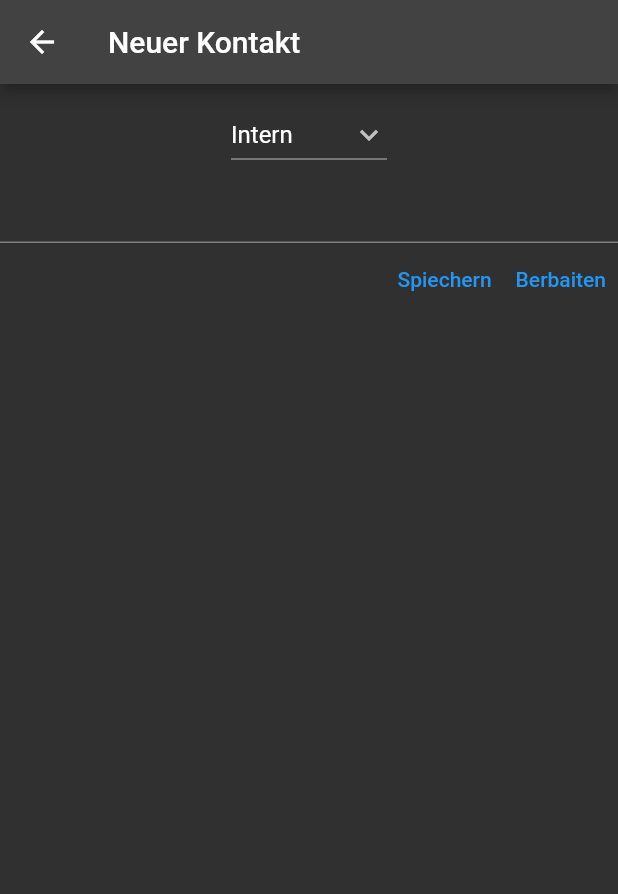
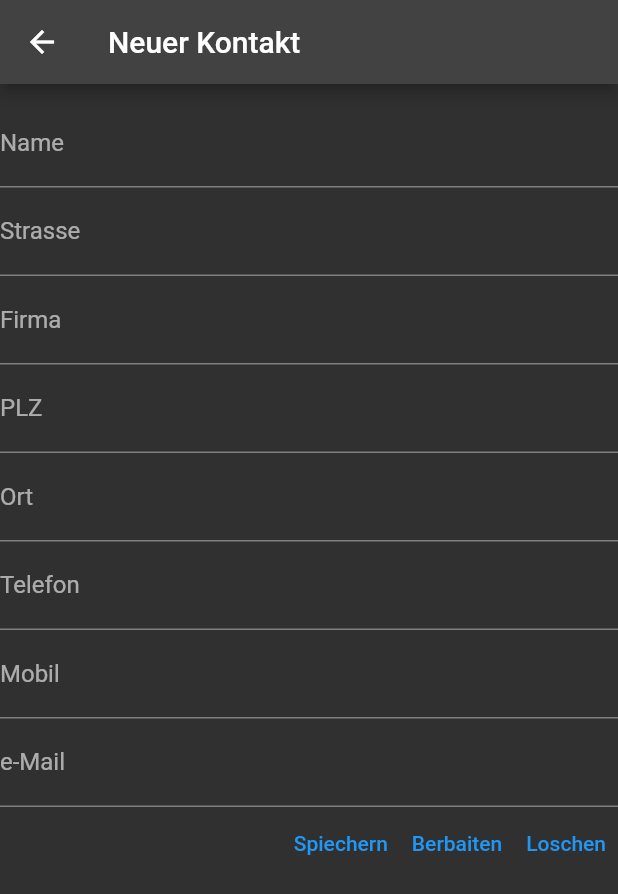
Before and after one commit to besimsherifi/kika_storen, a Flutter app: the AddContactScreen screen opened by its route, after a tap on "Spiechern", on a phone screen of 412 x 824 dp. Shown: the top 894 px of the screen. Run offline on Flutter 3.47's test engine with Material 2 defaults, Android fonts, the phone set to English and light mode, and no system bars; our stand-ins replace cloud_firestore, firebase_auth, firebase_core, google_fonts, iconsax; accounts and stored records are empty; network calls fail.

Commit message:
Contacts(CRUD) *added the crud functionality to contacts

```diff
--- a/lib/models/contacts/contact.dart
+++ b/lib/models/contacts/contact.dart
@@ -1,11 +1,57 @@
 import 'package:flutter/material.dart';
 
 class Contact {
+  final String id;
   final String name;
+  final String strasse;
+  final String firma;
+  final String lieferantenNr;
+  final String kundenNr;
+  final String plz;
+  final String ort;
+  final String mobil;
+  final String email;
+  final String telefon;
 
-  Contact(this.name);
+  Contact({
+    this.name = '',
+    this.strasse = '',
+    this.id = '',
+    this.firma = '',
+    this.lieferantenNr = '',
+    this.kundenNr = '',
+    this.plz = '',
+    this.ort = '',
+    this.mobil = '',
+    this.email = '',
+    this.telefon = '',
+  });
 
   Map<String, dynamic> toJson() => {
+        'id': id,
         'name': name,
+        'strasse': strasse,
+        'firma': firma,
+        'lieferantenNr': lieferantenNr,
+        'kundenNr': kundenNr,
+        'plz': plz,
+        'ort': ort,
+        'mobil': mobil,
+        'email': email,
+        'telefon': telefon,
       };
+
+  static Contact fromJson(Map<String, dynamic> json) => Contact(
+        id: json['id'],
+        name: json['name'],
+        strasse: json['strasse'],
+        firma: json['firma'],
+        lieferantenNr: json['lieferantenNr'],
+        kundenNr: json['kundenNr'],
+        plz: json['plz'],
+        ort: json['ort'],
+        mobil: json['mobil'],
+        email: json['email'],
+        telefon: json['telefon'],
+      );
 }
--- a/lib/providers/contact_provider.dart
+++ b/lib/providers/contact_provider.dart
@@ -1,5 +1,5 @@
 import 'package:flutter/material.dart';
 
-class ContactProvider with ChangeNotifier {
+class ContactProvider extends ChangeNotifier {
   String contactCategory = '';
 }
--- a/lib/screens/Contacts/add_contact_screen.dart
+++ b/lib/screens/Contacts/add_contact_screen.dart
@@ -26,11 +26,17 @@ class _AddContactScreenState extends State<AddContactScreen> {
     return menuItems;
   }
 
-  String category = 'Intern';
   final GlobalKey<FormState> _formKey = GlobalKey<FormState>();
   final db = FirebaseFirestore.instance;
   final firestoreService = FirestoreService();
   var edit = false;
+  // String category = '';
+
+  @override
+  void didChangeDependencies() {
+    final contact = Provider.of<ContactProvider>(context, listen: false);
+    super.didChangeDependencies();
+  }
 
   @override
   Widget build(BuildContext context) {
@@ -38,6 +44,20 @@ class _AddContactScreenState extends State<AddContactScreen> {
     final routeArgs =
         ModalRoute.of(context)?.settings.arguments as Map<dynamic, dynamic>?;
     final nameController = TextEditingController(text: routeArgs?['name']);
+    final strasseController =
+        TextEditingController(text: routeArgs?['strasse']);
+    final firmaController = TextEditingController(text: routeArgs?['firma']);
+    final lieferantenNrController =
+        TextEditingController(text: routeArgs?['lieferantenNr']);
+    final kundennNrController =
+        TextEditingController(text: routeArgs?['kundenNr']);
+    final plzController = TextEditingController(text: routeArgs?['plz']);
+    final ortController = TextEditingController(text: routeArgs?['ort']);
+    final mobilController = TextEditingController(text: routeArgs?['mobil']);
+    final emailController = TextEditingController(text: routeArgs?['email']);
+    final telefonController =
+        TextEditingController(text: routeArgs?['telefon']);
+
     if (routeArgs == null) {
       edit = true;
     }
@@ -52,44 +72,79 @@ class _AddContactScreenState extends State<AddContactScreen> {
           child: Column(
             children: [
               addVerticalSpace(10),
-              edit
-                  ? DropdownButton(
-                      value: category,
-                      icon: const Icon(Icons.keyboard_arrow_down),
-                      items: dropdownItems,
-                      onChanged: (String? newValue) {
-                        setState(() {
-                          category = newValue!;
-                        });
-                      },
-                    )
-                  : Text(''),
-              // contactInputs('Name'),
-              // if (category != "Intern") contactInputs('Firma'),
-              // if (category == "Lieferant")
-              //   contactInputs('Lieferanten-Nummer'),
-              // if (category == "Lieferant")
-              //   contactInputs('Unsere Kunden-Nummer'),
-              // if (category == "Kunden") contactInputs('Kunden-Nummer'),
-              // contactInputs('Strasse'),
-              // contactInputs('PLZ'),
-              // contactInputs('Ort'),
-              // contactInputs('Telefon'),
-              // contactInputs('Mobil'),
-              // contactInputs('E-Mail'),
-
+              // edit
+              //     ? DropdownButton(
+              //         value: contact.contactCategory,
+              //         icon: const Icon(Icons.keyboard_arrow_down),
+              //         items: dropdownItems,
+              //         onChanged: (String? newValue) {
+              //           setState(() {
+              //             category = newValue!;
+              //           });
+              //         },
+              //       )
+              //     : const Text(''),
               TextFormField(
                 controller: nameController,
+                decoration: const InputDecoration(labelText: "Name"),
+              ),
+              TextFormField(
+                controller: strasseController,
+                decoration: const InputDecoration(labelText: "Strasse"),
+              ),
+              if (contact.contactCategory != "Intern")
+                TextFormField(
+                  controller: firmaController,
+                  decoration: const InputDecoration(labelText: "Firma"),
+                ),
+              if (contact.contactCategory == "Lieferanten")
+                TextFormField(
+                  controller: lieferantenNrController,
+                  decoration:
+                      const InputDecoration(labelText: "Lieferanten-Nummer"),
+                ),
+              if (contact.contactCategory == "Kunden")
+                TextFormField(
+                  controller: kundennNrController,
+                  decoration: const InputDecoration(labelText: "Kunden-Nummer"),
+                ),
+              TextFormField(
+                controller: plzController,
+                decoration: const InputDecoration(labelText: "PLZ"),
+              ),
+              TextFormField(
+                controller: ortController,
+                decoration: const InputDecoration(labelText: "Ort"),
+              ),
+              TextFormField(
+                controller: telefonController,
+                decoration: const InputDecoration(labelText: "Telefon"),
+              ),
+              TextFormField(
+                controller: mobilController,
+                decoration: const InputDecoration(labelText: "Mobil"),
+              ),
+              TextFormField(
+                controller: emailController,
+                decoration: const InputDecoration(labelText: "e-Mail"),
               ),
               Row(
                 mainAxisAlignment: MainAxisAlignment.end,
                 children: [
                   TextButton(
                     onPressed: () {
-                      firestoreService.addContact(
-                          nameController.text, category);
-                      // addContact(nameController.text);
-
+                      firestoreService.createContact(
+                          category: contact.contactCategory,
+                          name: nameController.text,
+                          strasse: strasseController.text,
+                          firma: firmaController.text,
+                          lieferantenNr: lieferantenNrController.text,
+                          kundenNr: kundennNrController.text,
+                          plz: plzController.text,
+                          ort: ortController.text,
+                          telefon: telefonController.text,
+                          mobil: mobilController.text,
+                          email: emailController.text);
                       // Navigator.pop(context);
                     },
                     child: const Text('Spiechern'),
@@ -97,20 +152,35 @@ class _AddContactScreenState extends State<AddContactScreen> {
                   TextButton(
                       onPressed: () {
                         // editMode = true;
-                        // final docUser = db
-                        //     .collection('contacts')
-                        //     .doc('G7zz3UnSiNJpqUpWJyF1')
-                        //     .collection('Intern')
-                        //     .doc('Re5IQ9826zG2CaTx1v14');
-                        // docUser.update({'name': 'O lesh'});
+                        firestoreService.updateContact(
+                            id: routeArgs?['id'],
+                            category: contact.contactCategory,
+                            name: nameController.text,
+                            strasse: strasseController.text,
+                            firma: firmaController.text,
+                            lieferantenNr: lieferantenNrController.text,
+                            kundenNr: kundennNrController.text,
+                            plz: plzController.text,
+                            ort: ortController.text,
+                            telefon: telefonController.text,
+                            mobil: mobilController.text,
+                            email: emailController.text);
                         // print(docUser);
 
                         // print(object)
                         // print(nameController.text);
-                        // print(category);
                         print(contact.contactCategory);
+                        print(routeArgs?['id']);
+                        // print(contact.contactCategory);
                       },
-                      child: const Text('Berbaiten'))
+                      child: const Text('Berbaiten')),
+                  TextButton(
+                      onPressed: () {
+                        firestoreService.deleteContact(
+                            id: routeArgs?['id'],
+                            category: contact.contactCategory);
+                      },
+                      child: Text('Loschen'))
                 ],
               )
             ],
--- a/lib/screens/Contacts/contacts_list_screen.dart
+++ b/lib/screens/Contacts/contacts_list_screen.dart
@@ -15,7 +15,6 @@ class ContactsListScreen extends StatelessWidget {
     final contact = Provider.of<ContactProvider>(context, listen: false);
     contact.contactCategory = category;
 
-    // final contacts =
     return StreamBuilder<QuerySnapshot>(
       stream: firestoreService.getContacts(category),
       builder: (BuildContext context, AsyncSnapshot<QuerySnapshot> snapshot) {
@@ -33,6 +32,7 @@ class ContactsListScreen extends StatelessWidget {
                 document.data()! as Map<String, dynamic>;
             return GestureDetector(
               onTap: () {
+                print(data);
                 Navigator.of(context)
                     .pushNamed('/Add-contact-screen', arguments: data);
               },
--- a/lib/services/firestore_service.dart
+++ b/lib/services/firestore_service.dart
@@ -1,3 +1,5 @@
+import 'dart:math';
+
 import 'package:cloud_firestore/cloud_firestore.dart';
 
 import '../models/contacts/contact.dart';
@@ -5,22 +7,85 @@ import '../models/contacts/contact.dart';
 class FirestoreService {
   FirebaseFirestore db = FirebaseFirestore.instance;
 
-  Stream<QuerySnapshot<Map<String, dynamic>>> getContacts(String contactType) {
+  Stream<QuerySnapshot<Map<String, dynamic>>> getContacts(String category) {
     return db
         .collection('contacts')
         .doc('G7zz3UnSiNJpqUpWJyF1')
-        .collection(contactType)
+        .collection(category)
         .snapshots();
   }
 
-  void addContact(name, category) async {
-    Contact contact = Contact(name);
-    await db
+  Future createContact(
+      {name,
+      category,
+      strasse,
+      firma,
+      lieferantenNr,
+      kundenNr,
+      plz,
+      ort,
+      mobil,
+      email,
+      telefon}) async {
+    final docContact = db
         .collection('contacts')
         .doc('G7zz3UnSiNJpqUpWJyF1')
         .collection(category)
-        .add(contact.toJson());
+        .doc();
+    final contact = Contact(
+        id: docContact.id,
+        name: name,
+        strasse: strasse,
+        firma: firma,
+        lieferantenNr: lieferantenNr,
+        kundenNr: kundenNr,
+        plz: plz,
+        ort: ort,
+        mobil: mobil,
+        email: email,
+        telefon: telefon);
+    final json = contact.toJson();
+    await docContact.set(json);
+  }
+
+  void updateContact(
+      {id,
+      name,
+      category,
+      strasse,
+      firma,
+      lieferantenNr,
+      kundenNr,
+      plz,
+      ort,
+      mobil,
+      email,
+      telefon}) async {
+    final docContact = db
+        .collection('contacts')
+        .doc('G7zz3UnSiNJpqUpWJyF1')
+        .collection(category)
+        .doc(id);
+    docContact.update({
+      'name': name,
+      'strasse': strasse,
+      'firma': firma,
+      'lieferantenNr': lieferantenNr,
+      'kundenNr': kundenNr,
+      'plz': plz,
+      'ort': ort,
+      'telefon': telefon,
+      'mobil': mobil,
+      'email': email,
+    });
+  }
+
+  void deleteContact({id, category}) {
+    final docContact = db
+        .collection('contacts')
+        .doc('G7zz3UnSiNJpqUpWJyF1')
+        .collection(category)
+        .doc(id);
+    docContact.delete();
   }
 }
-
-//TODO id e kontanteve duhet tekstraktohet
```
